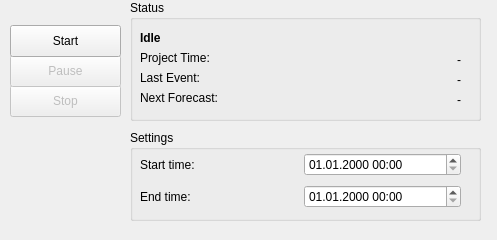
Above: ramsis/ui/views/simulationwindow.ui from swiss-seismological-service/hermes before the change. Below: the same form after it.
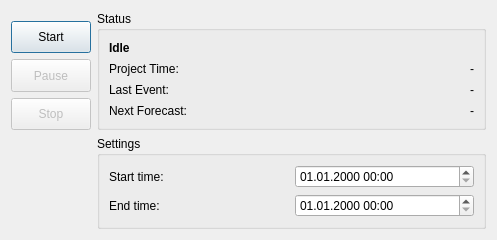
That is the form after the change.

Commit message: Add project settings, fix project loading

The edit to the form file:
```diff
--- a/ramsis/ui/views/simulationwindow.ui
+++ b/ramsis/ui/views/simulationwindow.ui
@@ -28,59 +28,86 @@
   <property name="sizeGripEnabled">
    <bool>false</bool>
   </property>
-  <widget class="QPushButton" name="stopButton">
-   <property name="enabled">
-    <bool>false</bool>
-   </property>
-   <property name="geometry">
-    <rect>
-     <x>10</x>
-     <y>85</y>
-     <width>111</width>
-     <height>32</height>
-    </rect>
+  <layout class="QGridLayout" name="gridLayout_2">
+   <item row="0" column="0">
+    <layout class="QVBoxLayout" name="verticalLayout">
+     <item>
+      <spacer name="verticalSpacer">
+       <property name="orientation">
+        <enum>Qt::Vertical</enum>
+       </property>
+       <property name="sizeType">
+        <enum>QSizePolicy::Fixed</enum>
+       </property>
+       <property name="sizeHint" stdset="0">
+        <size>
+         <width>20</width>
+         <height>10</height>
+        </size>
+       </property>
+      </spacer>
+     </item>
+     <item>
+      <widget class="QPushButton" name="startButton">
+       <property name="sizePolicy">
+        <sizepolicy hsizetype="Minimum" vsizetype="Expanding">
+         <horstretch>0</horstretch>
+         <verstretch>0</verstretch>
+        </sizepolicy>
    </property>
    <property name="text">
-    <string>Stop</string>
-   </property>
-  </widget>
+        <string>Start</string>
+       </property>
+      </widget>
+     </item>
+     <item>
   <widget class="QPushButton" name="pauseButton">
    <property name="enabled">
     <bool>false</bool>
    </property>
-   <property name="geometry">
-    <rect>
-     <x>10</x>
-     <y>55</y>
-     <width>111</width>
-     <height>32</height>
-    </rect>
+       <property name="sizePolicy">
+        <sizepolicy hsizetype="Minimum" vsizetype="Expanding">
+         <horstretch>0</horstretch>
+         <verstretch>0</verstretch>
+        </sizepolicy>
    </property>
    <property name="text">
     <string>Pause</string>
    </property>
   </widget>
+     </item>
+     <item>
+      <widget class="QPushButton" name="stopButton">
+       <property name="enabled">
+        <bool>false</bool>
+       </property>
+       <property name="sizePolicy">
+        <sizepolicy hsizetype="Minimum" vsizetype="Expanding">
+         <horstretch>0</horstretch>
+         <verstretch>0</verstretch>
+        </sizepolicy>
+       </property>
+       <property name="text">
+        <string>Stop</string>
+       </property>
+      </widget>
+     </item>
+    </layout>
+   </item>
+   <item row="0" column="1">
   <widget class="QGroupBox" name="statusBox">
-   <property name="geometry">
-    <rect>
-     <x>130</x>
-     <y>0</y>
-     <width>351</width>
-     <height>121</height>
-    </rect>
+     <property name="sizePolicy">
+      <sizepolicy hsizetype="Expanding" vsizetype="Preferred">
+       <horstretch>0</horstretch>
+       <verstretch>0</verstretch>
+      </sizepolicy>
    </property>
    <property name="title">
     <string>Status</string>
    </property>
+     <layout class="QGridLayout" name="gridLayout_3">
+      <item row="0" column="0" colspan="2">
    <widget class="QLabel" name="coreStatusLabel">
-    <property name="geometry">
-     <rect>
-      <x>10</x>
-      <y>30</y>
-      <width>271</width>
-      <height>16</height>
-     </rect>
-    </property>
     <property name="font">
      <font>
       <weight>75</weight>
@@ -94,86 +121,50 @@
      <set>Qt::AlignLeading|Qt::AlignLeft|Qt::AlignVCenter</set>
     </property>
    </widget>
+      </item>
+      <item row="1" column="0">
    <widget class="QLabel" name="projectTimeTitleLabel">
-    <property name="geometry">
-     <rect>
-      <x>10</x>
-      <y>50</y>
-      <width>91</width>
-      <height>16</height>
-     </rect>
-    </property>
     <property name="text">
      <string>Project Time:</string>
     </property>
    </widget>
+      </item>
+      <item row="1" column="1">
+       <widget class="QLabel" name="projectTimeLabel">
+        <property name="text">
+         <string>-</string>
+        </property>
+        <property name="alignment">
+         <set>Qt::AlignRight|Qt::AlignTrailing|Qt::AlignVCenter</set>
+        </property>
+       </widget>
+      </item>
+      <item row="2" column="0">
    <widget class="QLabel" name="lastEventTitleLabel">
-    <property name="geometry">
-     <rect>
-      <x>10</x>
-      <y>70</y>
-      <width>71</width>
-      <height>16</height>
-     </rect>
-    </property>
     <property name="text">
      <string>Last Event:</string>
     </property>
    </widget>
+      </item>
+      <item row="2" column="1">
+       <widget class="QLabel" name="lastEventLabel">
+        <property name="text">
+         <string>-</string>
+        </property>
+        <property name="alignment">
+         <set>Qt::AlignRight|Qt::AlignTrailing|Qt::AlignVCenter</set>
+        </property>
+       </widget>
+      </item>
+      <item row="3" column="0">
    <widget class="QLabel" name="nextForeCastTitleLabel">
-    <property name="geometry">
-     <rect>
-      <x>10</x>
-      <y>90</y>
-      <width>101</width>
-      <height>16</height>
-     </rect>
-    </property>
     <property name="text">
      <string>Next Forecast:</string>
     </property>
    </widget>
-   <widget class="QLabel" name="projectTimeLabel">
-    <property name="geometry">
-     <rect>
-      <x>110</x>
-      <y>50</y>
-      <width>221</width>
-      <height>20</height>
-     </rect>
-    </property>
-    <property name="text">
-     <string>-</string>
-    </property>
-    <property name="alignment">
-     <set>Qt::AlignRight|Qt::AlignTrailing|Qt::AlignVCenter</set>
-    </property>
-   </widget>
-   <widget class="QLabel" name="lastEventLabel">
-    <property name="geometry">
-     <rect>
-      <x>110</x>
-      <y>70</y>
-      <width>221</width>
-      <height>20</height>
-     </rect>
-    </property>
-    <property name="text">
-     <string>-</string>
-    </property>
-    <property name="alignment">
-     <set>Qt::AlignRight|Qt::AlignTrailing|Qt::AlignVCenter</set>
-    </property>
-   </widget>
+      </item>
+      <item row="3" column="1">
    <widget class="QLabel" name="nextForecastLabel">
-    <property name="geometry">
-     <rect>
-      <x>110</x>
-      <y>90</y>
-      <width>221</width>
-      <height>20</height>
-     </rect>
-    </property>
     <property name="text">
      <string>-</string>
     </property>
@@ -181,41 +172,15 @@
      <set>Qt::AlignRight|Qt::AlignTrailing|Qt::AlignVCenter</set>
     </property>
    </widget>
-  </widget>
-  <widget class="QPushButton" name="startButton">
-   <property name="geometry">
-    <rect>
-     <x>10</x>
-     <y>25</y>
-     <width>111</width>
-     <height>32</height>
-    </rect>
-   </property>
-   <property name="text">
-    <string>Start</string>
-   </property>
-  </widget>
+      </item>
+     </layout>
+    </widget>
+   </item>
+   <item row="1" column="1">
   <widget class="QGroupBox" name="settingsBox">
-   <property name="geometry">
-    <rect>
-     <x>130</x>
-     <y>130</y>
-     <width>351</width>
-     <height>91</height>
-    </rect>
-   </property>
    <property name="title">
     <string>Settings</string>
    </property>
-   <widget class="QWidget" name="layoutWidget">
-    <property name="geometry">
-     <rect>
-      <x>10</x>
-      <y>20</y>
-      <width>321</width>
-      <height>62</height>
-     </rect>
-    </property>
     <layout class="QGridLayout" name="gridLayout">
      <item row="0" column="0">
       <widget class="QLabel" name="startTimeTitleLabel">
@@ -247,7 +212,8 @@
      </item>
     </layout>
    </widget>
-  </widget>
+   </item>
+  </layout>
  </widget>
  <resources/>
  <connections/>
```
Lines whose indentation alone changed are shown as unchanged. The commit also changes 18 other files.
